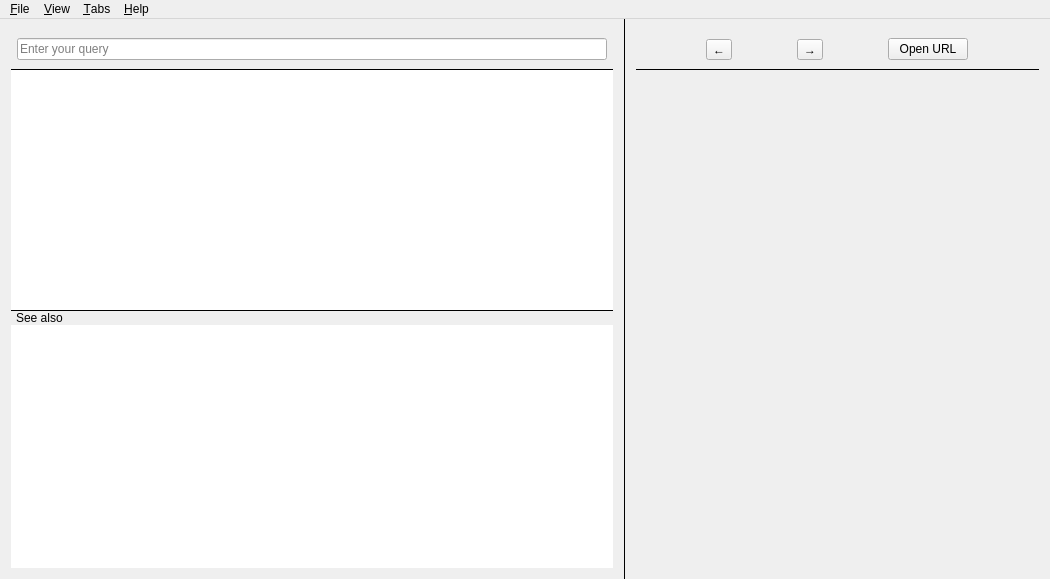
Old version of the form src/ui/forms/mainwindow.ui in the repository zealdocs/zeal.
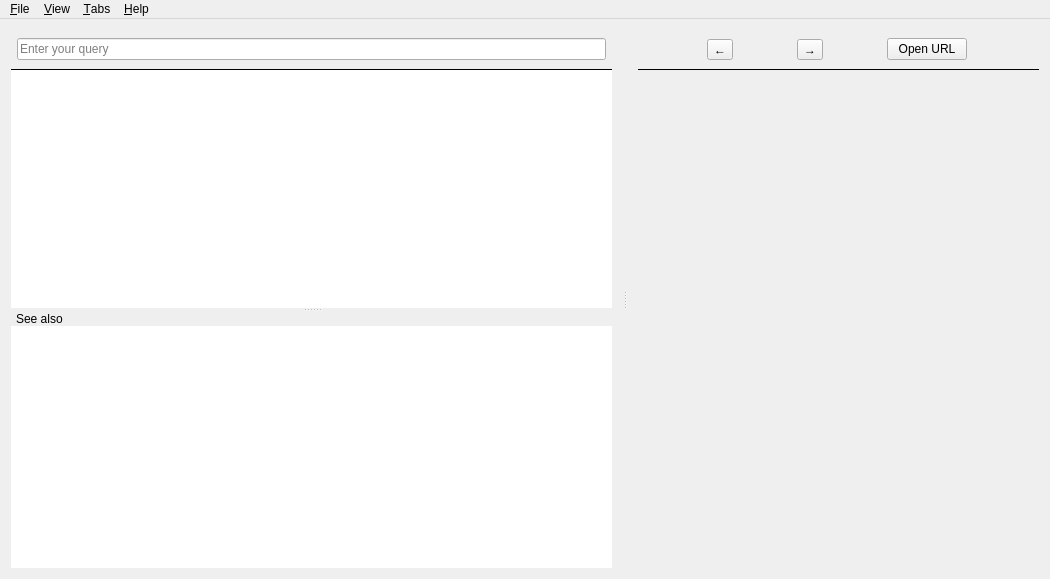
New version of the form. Custom widgets are drawn as their Qt base class.

Commit message: ui: Do not apply styling to splitters

What changed in the file:
```diff
--- a/src/ui/forms/mainwindow.ui
+++ b/src/ui/forms/mainwindow.ui
@@ -15,10 +15,6 @@
   </property>
   <property name="styleSheet">
    <string notr="true">
-QSplitter::handle {
-    background: black;
-}
-
 QFrame#searchEditFrame, QFrame#tabBarFrame {
     border-top: none;
     border-right: none;
@@ -43,15 +39,6 @@
     </property>
     <item row="0" column="0">
      <widget class="QSplitter" name="splitter">
-      <property name="lineWidth">
-       <number>5</number>
-      </property>
-      <property name="orientation">
-       <enum>Qt::Horizontal</enum>
-      </property>
-      <property name="handleWidth">
-       <number>1</number>
-      </property>
       <widget class="QWidget" name="layoutWidget">
        <layout class="QVBoxLayout" name="resultPane">
         <property name="spacing">
@@ -96,15 +83,9 @@
         </item>
         <item>
          <widget class="QSplitter" name="sectionsSplitter">
-          <property name="lineWidth">
-           <number>5</number>
-          </property>
           <property name="orientation">
            <enum>Qt::Vertical</enum>
           </property>
-          <property name="handleWidth">
-           <number>1</number>
-          </property>
           <widget class="QTreeView" name="treeView">
            <property name="frameShape">
             <enum>QFrame::NoFrame</enum>
```
